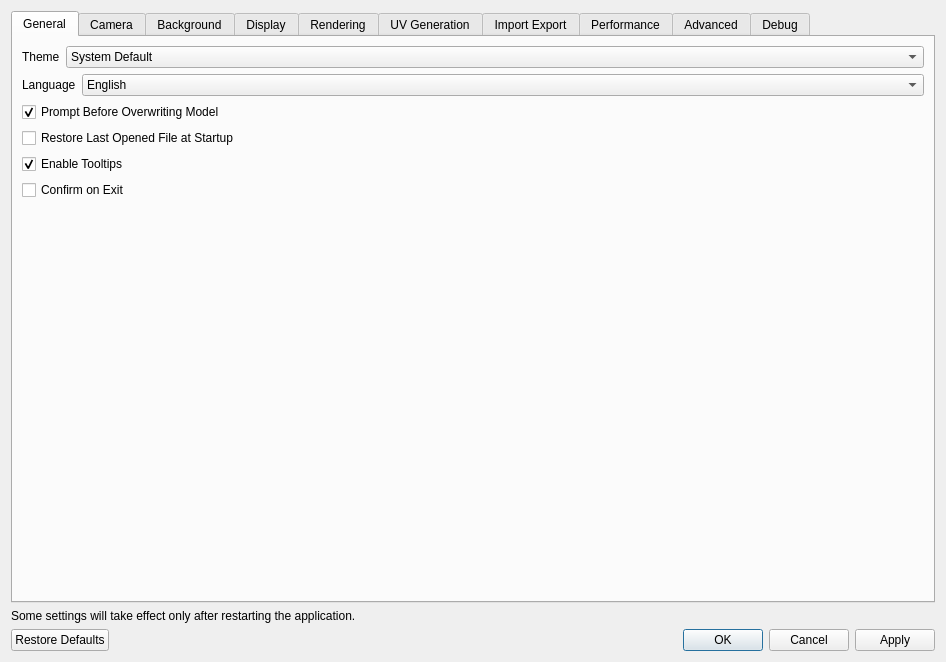
Old version of the form ui/SettingsDialog.ui in the repository 01Hub/ModelViewer.
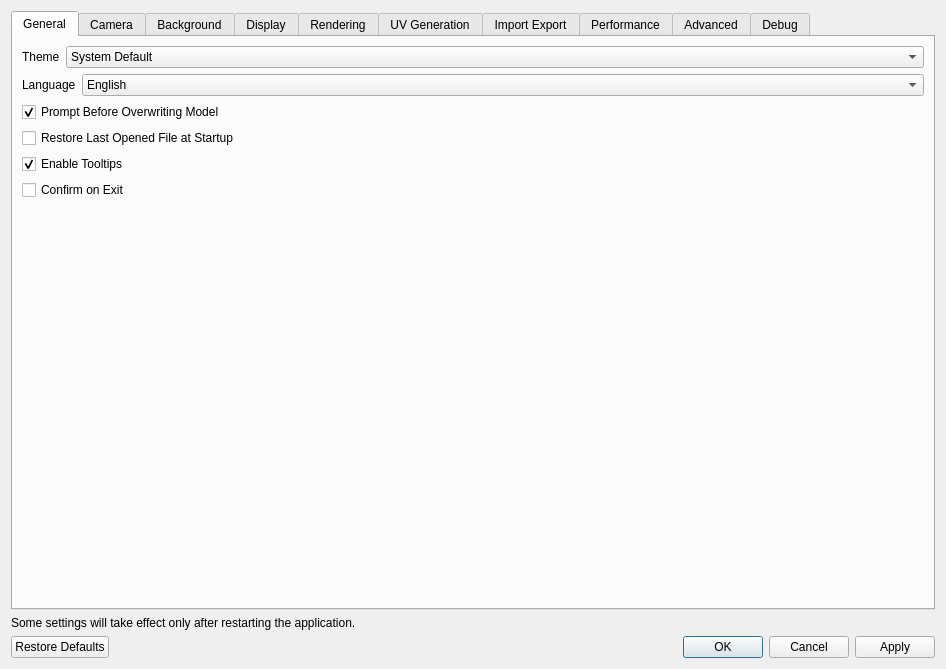
New version of the form.

Patch:
```diff
--- a/ui/SettingsDialog.ui
+++ b/ui/SettingsDialog.ui
@@ -7,7 +7,7 @@
     <x>0</x>
     <y>0</y>
     <width>946</width>
-    <height>662</height>
+    <height>669</height>
    </rect>
   </property>
   <property name="minimumSize">
```
Left out of the diff: 15 changed lines with no effect on the pictures.
